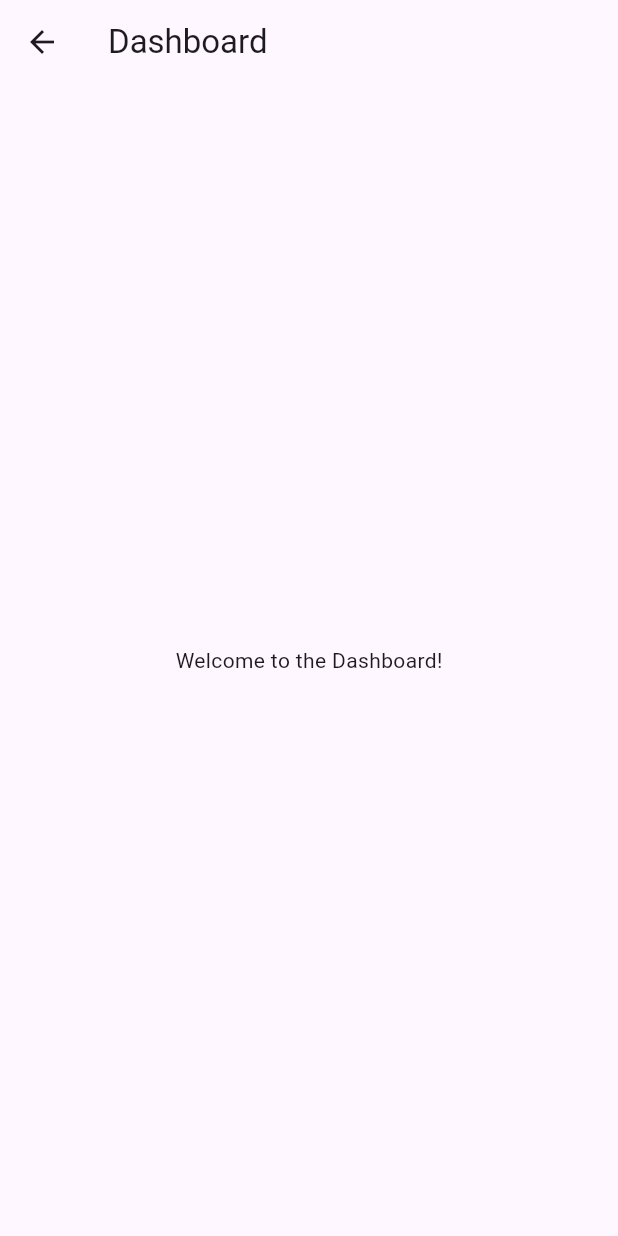
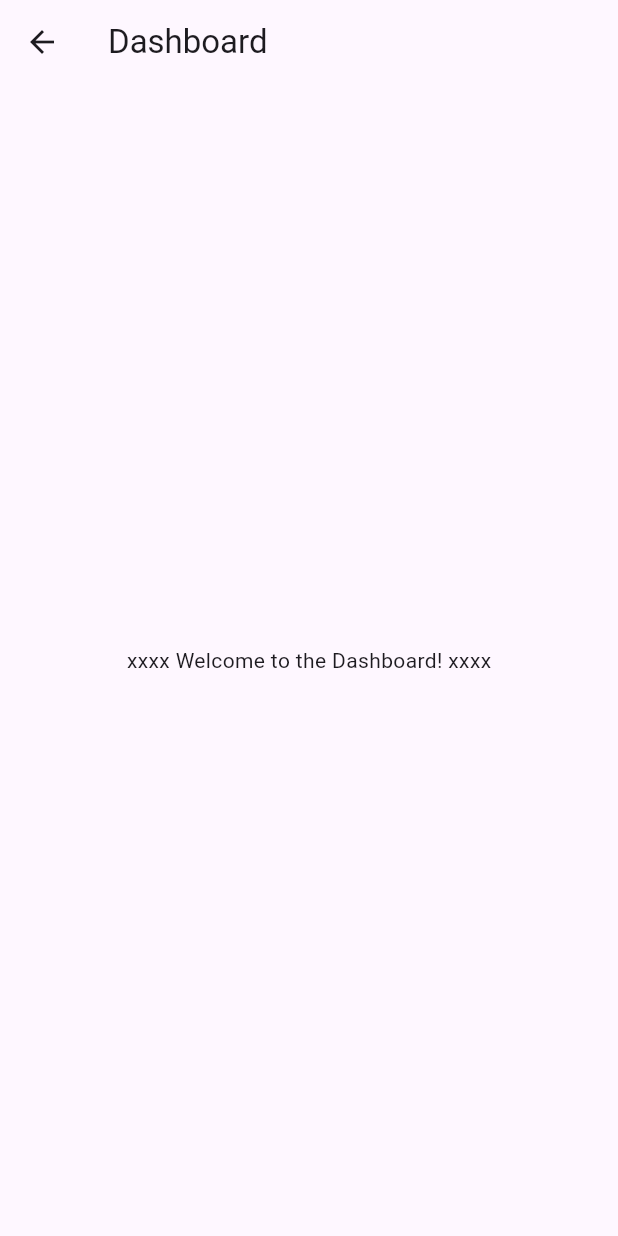
Before and after one commit to auntear/my_web, a Flutter app: the DashboardPage screen opened directly, on a phone screen of 412 x 824 dp. Run offline on Flutter 3.47's test engine with Material 3 defaults, Android fonts, the phone set to English and light mode, and no system bars.

Commit message:
chang comment

```diff
--- a/lib/process/login_app.dart
+++ b/lib/process/login_app.dart
@@ -70,7 +70,7 @@ class _LoginFormState extends State<LoginForm> {
         MaterialPageRoute(builder: (context) => const DashboardPage()),
       );
     } else {
-      // ไม่สำเร็จ
+      // ล็อกอินไม่สำเร็จ
       ScaffoldMessenger.of(context).showSnackBar(
         const SnackBar(content: Text('Invalid username or password')),
       );
@@ -88,7 +88,7 @@ class DashboardPage extends StatelessWidget {
         title: const Text('Dashboard'),
       ),
       body: const Center(
-        child: Text('Welcome to the Dashboard!'),
+        child: Text('xxxx Welcome to the Dashboard! xxxx'),
       ),
     );
   }
```
